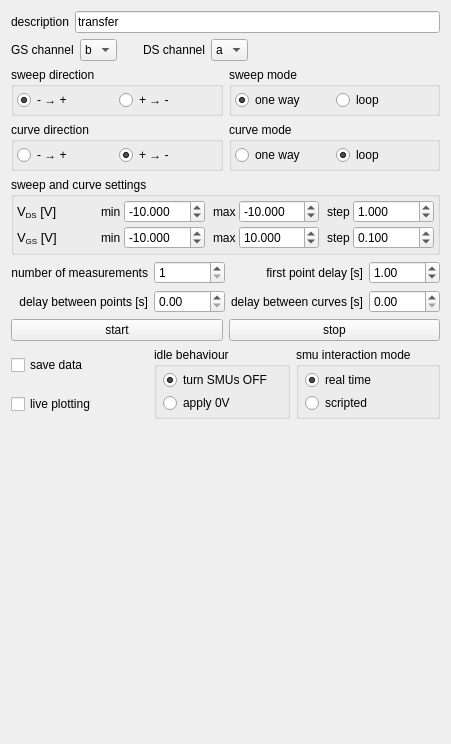
First picture: the form in experiments/transistor_transfer.ui, repository dean-nanomol/nanomol, before the edit.
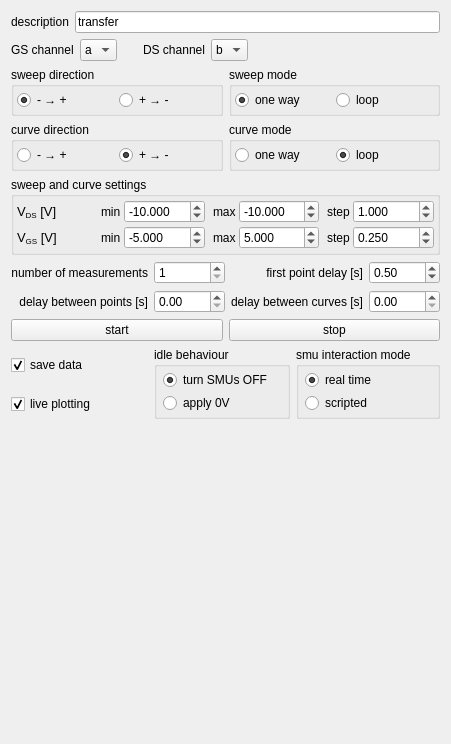
Second picture: the form after the edit.

```diff
--- a/experiments/transistor_transfer.ui
+++ b/experiments/transistor_transfer.ui
@@ -44,7 +44,7 @@
      <item>
       <widget class="QComboBox" name="ch_GS_comboBox">
        <property name="currentIndex">
-        <number>1</number>
+        <number>0</number>
        </property>
        <item>
         <property name="text">
@@ -84,7 +84,7 @@
      <item>
       <widget class="QComboBox" name="ch_DS_comboBox">
        <property name="currentIndex">
-        <number>0</number>
+        <number>1</number>
        </property>
        <item>
         <property name="text">
@@ -477,7 +477,7 @@
            <double>-99.989999999999995</double>
           </property>
           <property name="value">
-           <double>-10.000000000000000</double>
+           <double>-5.000000000000000</double>
           </property>
          </widget>
         </item>
@@ -519,7 +519,7 @@
            <double>-99.989999999999995</double>
           </property>
           <property name="value">
-           <double>10.000000000000000</double>
+           <double>5.000000000000000</double>
           </property>
          </widget>
         </item>
@@ -561,7 +561,7 @@
            <double>0.001000000000000</double>
           </property>
           <property name="value">
-           <double>0.100000000000000</double>
+           <double>0.250000000000000</double>
           </property>
          </widget>
         </item>
@@ -624,7 +624,7 @@
      <item row="0" column="3">
       <widget class="QDoubleSpinBox" name="first_point_delay_doubleSpinBox">
        <property name="value">
-        <double>1.000000000000000</double>
+        <double>0.500000000000000</double>
        </property>
       </widget>
      </item>
@@ -729,6 +729,9 @@
        <property name="text">
         <string>live plotting</string>
        </property>
+       <property name="checked">
+        <bool>true</bool>
+       </property>
       </widget>
      </item>
      <item row="0" column="0">
@@ -736,6 +739,9 @@
        <property name="text">
         <string>save data</string>
        </property>
+       <property name="checked">
+        <bool>true</bool>
+       </property>
       </widget>
      </item>
      <item row="0" column="1" rowspan="2">
```
